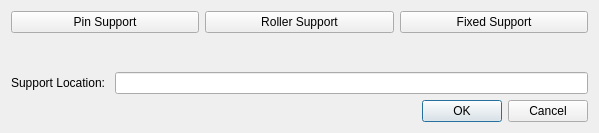
Qt form ui/Add_support_dialog_window.ui (mark2661/beamCalculator) before a commit.
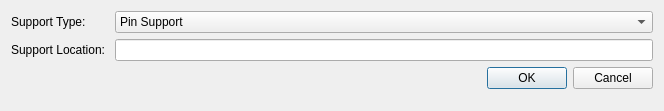
The same form after that commit.

```diff
--- a/ui/Add_support_dialog_window.ui
+++ b/ui/Add_support_dialog_window.ui
@@ -6,98 +6,41 @@
    <rect>
     <x>0</x>
     <y>0</y>
-    <width>599</width>
-    <height>133</height>
+    <width>664</width>
+    <height>111</height>
    </rect>
   </property>
-  <property name="minimumSize">
-   <size>
-    <width>599</width>
-    <height>133</height>
-   </size>
-  </property>
-  <property name="maximumSize">
-   <size>
-    <width>599</width>
-    <height>133</height>
-   </size>
-  </property>
   <property name="windowTitle">
    <string>Dialog</string>
   </property>
-  <layout class="QGridLayout" name="gridLayout">
+  <layout class="QFormLayout" name="formLayout">
    <item row="0" column="0">
-    <layout class="QVBoxLayout" name="verticalLayout_4">
+    <widget class="QLabel" name="label_2">
+     <property name="text">
+      <string>Support Type: </string>
+     </property>
+    </widget>
+   </item>
+   <item row="0" column="1">
+    <widget class="QComboBox" name="comboBox">
      <item>
-      <layout class="QHBoxLayout" name="horizontalLayout_2">
-       <item>
-        <layout class="QVBoxLayout" name="verticalLayout">
-         <item>
-          <widget class="QPushButton" name="TogglePinSupportButton">
-           <property name="text">
-            <string>Pin Support</string>
-           </property>
-           <property name="checkable">
-            <bool>false</bool>
-           </property>
-          </widget>
-         </item>
-        </layout>
-       </item>
-       <item>
-        <layout class="QVBoxLayout" name="verticalLayout_2">
-         <item>
-          <widget class="QPushButton" name="ToggleRollerSupportButton">
-           <property name="text">
-            <string>Roller Support</string>
-           </property>
-          </widget>
-         </item>
-        </layout>
-       </item>
-       <item>
-        <layout class="QVBoxLayout" name="verticalLayout_3">
-         <item>
-          <widget class="QPushButton" name="ToggleFixedSupportButton">
-           <property name="text">
-            <string>Fixed Support</string>
-           </property>
-          </widget>
-         </item>
-        </layout>
-       </item>
-      </layout>
+      <property name="text">
+       <string>Pin Support</string>
+      </property>
      </item>
      <item>
-      <spacer name="verticalSpacer">
-       <property name="orientation">
-        <enum>Qt::Vertical</enum>
-       </property>
-       <property name="sizeHint" stdset="0">
-        <size>
-         <width>20</width>
-         <height>40</height>
-        </size>
-       </property>
-      </spacer>
+      <property name="text">
+       <string>Roller Support</string>
+      </property>
      </item>
      <item>
-      <layout class="QHBoxLayout" name="horizontalLayout">
-       <item>
-        <widget class="QLabel" name="label">
-         <property name="text">
-          <string>Support Location: </string>
-         </property>
-        </widget>
-       </item>
-       <item>
-        <widget class="QLineEdit" name="SupportLocationInputField"/>
-       </item>
-      </layout>
+      <property name="text">
+       <string>Fixed Support</string>
+      </property>
      </item>
-    </layout>
+    </widget>
    </item>
-   <item row="1" column="0">
+   <item row="3" column="0" colspan="2">
     <widget class="QDialogButtonBox" name="buttonBox">
      <property name="orientation">
       <enum>Qt::Horizontal</enum>
@@ -107,6 +50,16 @@
      </property>
     </widget>
    </item>
+   <item row="1" column="0">
+    <widget class="QLabel" name="label">
+     <property name="text">
+      <string>Support Location: </string>
+     </property>
+    </widget>
+   </item>
+   <item row="1" column="1">
+    <widget class="QLineEdit" name="SupportLocationInputField"/>
+   </item>
   </layout>
  </widget>
  <resources/>
```
